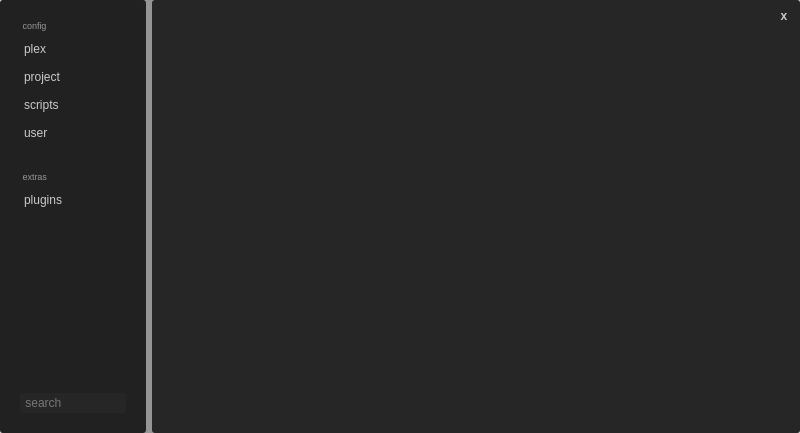
This is scripts/plugins/arSettings.ui in alexanderrichtertd/plex as Qt 5 draws it before an edit. The edited form follows.
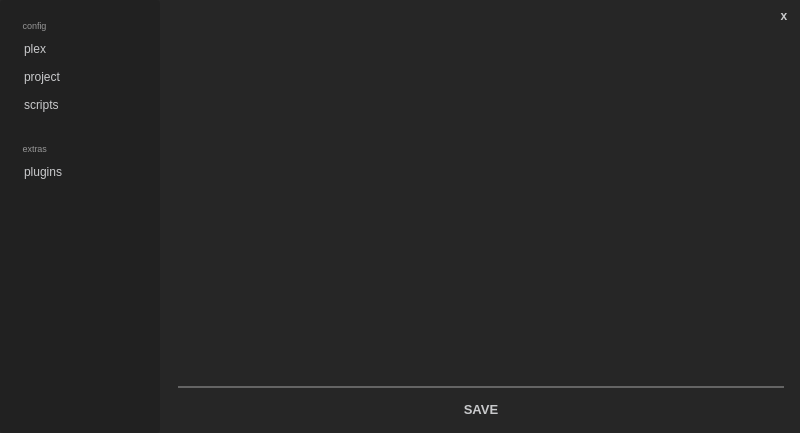
This is the edited form.

Commit message: Update arSettings to show and save

What changed in the file:
```diff
--- a/scripts/plugins/arSettings.ui
+++ b/scripts/plugins/arSettings.ui
@@ -17,7 +17,7 @@
    <string notr="true">QWidget{
 	border-radius: 3px;
     color: rgb(201, 202, 204);
-	background-color: rgba(38, 38, 38, 20%); 
+	background-color: rgb(38, 38, 38); 
 	selection-background-color: rgb(1, 79, 131);
 }
 
@@ -38,6 +38,12 @@
    background-color: rgb(38, 38, 38); 
 }
 
+QPushButton:disabled {
+	border-radius: 3px;
+    color: rgb(49, 49, 49); 
+	background-color: rgb(200, 184, 86); 
+}
+
 QPushButton:hover {
 	border-radius: 3px;
     color: rgb(49, 49, 49); 
@@ -93,7 +99,7 @@
        <widget class="QWidget" name="wgMenu" native="true">
         <property name="minimumSize">
          <size>
-          <width>130</width>
+          <width>160</width>
           <height>20</height>
          </size>
         </property>
@@ -110,6 +116,14 @@
 	padding-left: 4px;
 }
 
+QPushButton:disabled {
+	border-radius: 3px;
+    color: rgb(49, 49, 49); 
+	background-color: rgb(200, 184, 86); 
+	text-align:left;
+	padding-left: 4px;
+}
+
 QPushButton:hover {
 	border-radius: 3px;
     color: rgb(49, 49, 49); 
@@ -163,6 +177,9 @@
            </item>
            <item>
             <widget class="QPushButton" name="btnPlex">
+             <property name="enabled">
+              <bool>true</bool>
+             </property>
              <property name="minimumSize">
               <size>
                <width>0</width>
@@ -207,6 +224,15 @@
              <property name="shortcut">
               <string>2</string>
              </property>
+             <property name="checkable">
+              <bool>false</bool>
+             </property>
+             <property name="checked">
+              <bool>false</bool>
+             </property>
+             <property name="flat">
+              <bool>false</bool>
+             </property>
             </widget>
            </item>
            <item>
@@ -230,27 +256,6 @@
              </property>
             </widget>
            </item>
-           <item>
-            <widget class="QPushButton" name="btnUser">
-             <property name="minimumSize">
-              <size>
-               <width>0</width>
-               <height>20</height>
-              </size>
-             </property>
-             <property name="font">
-              <font>
-               <pointsize>9</pointsize>
-              </font>
-             </property>
-             <property name="text">
-              <string>user</string>
-             </property>
-             <property name="shortcut">
-              <string>4</string>
-             </property>
-            </widget>
-           </item>
           </layout>
          </item>
          <item>
@@ -315,48 +320,40 @@
            </property>
           </spacer>
          </item>
-         <item>
-          <widget class="QLineEdit" name="edtSearch">
-           <property name="minimumSize">
-            <size>
-             <width>100</width>
-             <height>20</height>
-            </size>
-           </property>
-           <property name="styleSheet">
-            <string notr="true">background-color: rgb(38, 38, 38);
-border-radius: 3px;
-selection-background-color: rgb(50, 50, 50);
-
-</string>
-           </property>
-           <property name="placeholderText">
-            <string> search</string>
-           </property>
-          </widget>
-         </item>
         </layout>
        </widget>
       </item>
       <item>
        <widget class="QWidget" name="wgContent" native="true">
+        <property name="enabled">
+         <bool>true</bool>
+        </property>
         <property name="styleSheet">
          <string notr="true">QWidget{
 	background-color: rgb(38, 38, 38); 
 }
 
+QPushButton:disabled {
+	border-radius: 3px;
+    color: rgb(49, 49, 49); 
+	background-color: rgb(200, 184, 86); 
+}
+
 QPushButton:hover {
 	border-radius: 3px;
     color: rgb(49, 49, 49); 
 	background-color: rgb(200, 184, 86); 
 }</string>
         </property>
-        <layout class="QVBoxLayout" name="verticalLayout_6" stretch="0,1">
+        <layout class="QVBoxLayout" name="verticalLayout_6" stretch="0,0">
+         <property name="leftMargin">
+          <number>12</number>
+         </property>
          <property name="topMargin">
           <number>0</number>
          </property>
          <property name="rightMargin">
-          <number>0</number>
+          <number>6</number>
          </property>
          <item>
           <layout class="QHBoxLayout" name="horizontalLayout_3">
@@ -364,7 +361,7 @@
             <number>6</number>
            </property>
            <property name="rightMargin">
-            <number>6</number>
+            <number>0</number>
            </property>
            <item>
             <spacer name="horizontalSpacer">
@@ -413,19 +410,54 @@
           </layout>
          </item>
          <item>
-          <layout class="QVBoxLayout" name="layContent">
+          <layout class="QVBoxLayout" name="layContent" stretch="0,0,0">
+           <property name="leftMargin">
+            <number>0</number>
+           </property>
+           <property name="topMargin">
+            <number>6</number>
+           </property>
+           <property name="rightMargin">
+            <number>10</number>
+           </property>
            <item>
-            <spacer name="verticalSpacer_2">
-             <property name="orientation">
-              <enum>Qt::Vertical</enum>
+            <widget class="QTableView" name="tblContent"/>
+           </item>
+           <item>
+            <widget class="QLabel" name="label_2">
+             <property name="maximumSize">
+              <size>
+               <width>16777215</width>
+               <height>2</height>
+              </size>
              </property>
-             <property name="sizeHint" stdset="0">
+             <property name="styleSheet">
+              <string notr="true">background-color: rgb(100, 100, 100);</string>
+             </property>
+             <property name="text">
+              <string/>
+             </property>
+            </widget>
+           </item>
+           <item>
+            <widget class="QPushButton" name="btnSave">
+             <property name="minimumSize">
               <size>
-               <width>20</width>
-               <height>40</height>
+               <width>0</width>
+               <height>30</height>
               </size>
              </property>
-            </spacer>
+             <property name="font">
+              <font>
+               <pointsize>10</pointsize>
+               <weight>75</weight>
+               <bold>true</bold>
+              </font>
+             </property>
+             <property name="text">
+              <string>SAVE</string>
+             </property>
+            </widget>
            </item>
           </layout>
          </item>
```
The commit also changes 5 other files.
